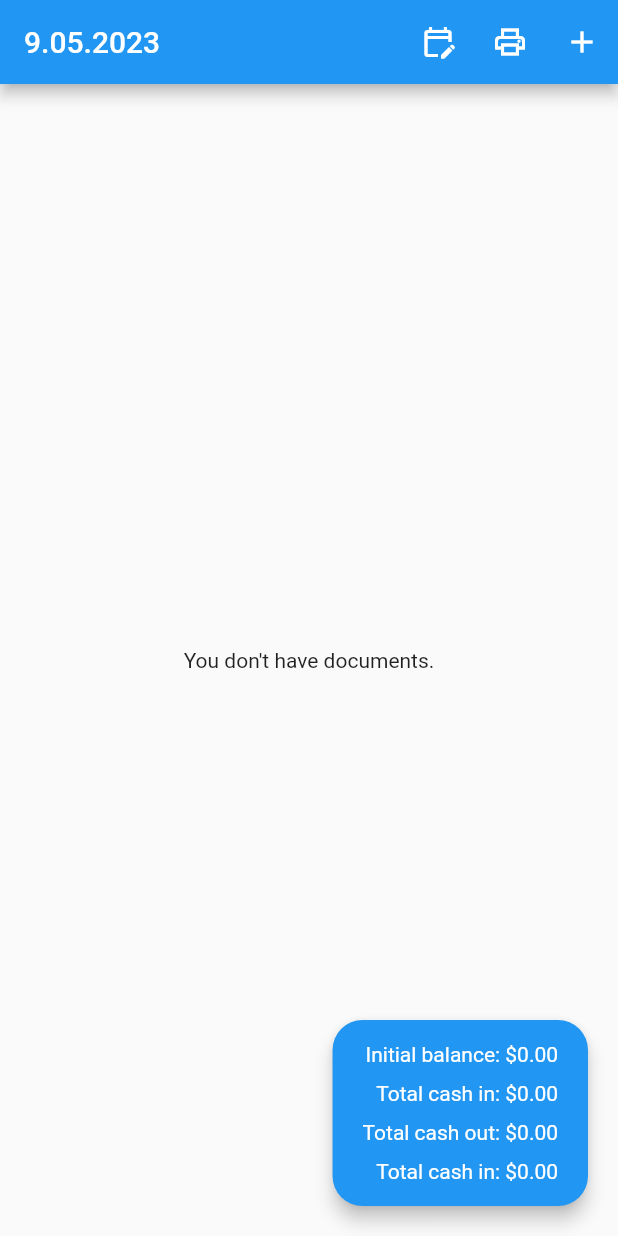
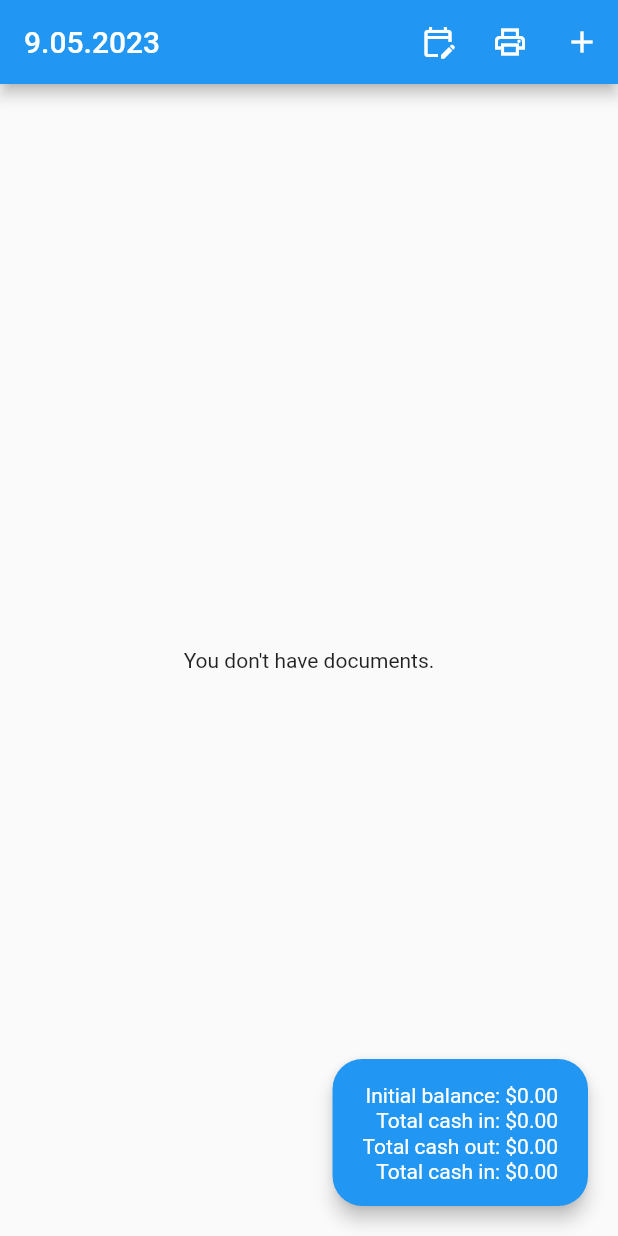
Before and after one commit to stefancrudu/CashLog, a Flutter app: the screen it shows after launch, on a phone screen of 412 x 824 dp. Run offline on Flutter 3.47's test engine with Material 2 defaults, Android fonts, the phone set to English and light mode, and no system bars; our stand-ins replace flutter_riverpod, riverpod, sqflite; accounts and stored records are empty; generated files the repository leaves out were written again.

Commit message:
Added constants

```diff
--- /dev/null
+++ b/lib/assets/constants/kdate.dart
@@ -0,0 +1,4 @@
+class KDate {
+  static final DateTime firstDate = DateTime(2000);
+  static final DateTime lastDate = DateTime.now();
+}
--- /dev/null
+++ b/lib/assets/constants/kicon.dart
@@ -0,0 +1,9 @@
+import 'package:flutter/material.dart';
+
+class KIcon {
+  static const datePickerIcon = Icon(Icons.edit_calendar_outlined);
+  static const printIcon = Icon(Icons.print_outlined);
+  static const addIcon = Icon(Icons.add);
+  static const saveIcon = Icon(Icons.save);
+  static const deleteIcon = Icon(Icons.delete_outlined);
+}
--- /dev/null
+++ b/lib/assets/constants/kposition.dart
@@ -0,0 +1,4 @@
+class KPosition {
+  static const double balanceWidgetRightPozition = 0;
+  static const double balanceWidgetBottomPozition = 0;
+}
--- /dev/null
+++ b/lib/assets/constants/ksize.dart
@@ -0,0 +1,13 @@
+class KSize {
+  /// Margins are based roughly on a 4x4 grid.
+  static const double marginMinimum = 1;
+  static const double marginQuarter = 5;
+  static const double marginHalf = 10;
+  static const double marginThreeQuarters = 15;
+  static const double marginMaximum = 20;
+
+  static const double cornerRadius = 20;
+
+  static const double elevationCardDocumentRow = 2;
+  static const double elevationBalanceWidget = 5;
+}
--- a/lib/main.dart
+++ b/lib/main.dart
@@ -30,7 +30,6 @@ class App extends StatelessWidget {
             return locale;
           }
         }
-
         return L10n.defaultLanguage;
       },
     );
--- a/lib/screens/home/components/balance_row.dart
+++ b/lib/screens/home/components/balance_row.dart
@@ -1,3 +1,4 @@
+import 'package:cash_log/assets/constants/ksize.dart';
 import 'package:flutter/material.dart';
 
 class BalanceRow extends StatelessWidget {
@@ -7,9 +8,14 @@ class BalanceRow extends StatelessWidget {
 
   @override
   Widget build(BuildContext context) {
-    return Text(
-      content,
-      style: const TextStyle(color: Colors.white),
+    return Container(
+      margin: const EdgeInsets.only(top: KSize.marginMinimum),
+      child: Text(
+        content,
+        style: Theme.of(context).textTheme.bodyMedium!.copyWith(
+              color: Theme.of(context).colorScheme.onPrimary,
+            ),
+      ),
     );
   }
 }
--- a/lib/screens/home/components/balance_widget.dart
+++ b/lib/screens/home/components/balance_widget.dart
@@ -1,3 +1,5 @@
+import 'package:cash_log/assets/constants/kposition.dart';
+import 'package:cash_log/assets/constants/ksize.dart';
 import 'package:cash_log/models/balance.dart';
 import 'package:cash_log/screens/home/components/balance_row.dart';
 
@@ -16,17 +18,22 @@ class BalanceWidget extends StatelessWidget {
   @override
   Widget build(BuildContext context) {
     return Positioned(
-      bottom: 0,
-      right: 0,
+      bottom: KPosition.balanceWidgetBottomPozition,
+      right: KPosition.balanceWidgetRightPozition,
       child: Card(
-        margin: const EdgeInsets.all(20.0),
+        margin: const EdgeInsets.all(KSize.marginMaximum),
         color: Theme.of(context).colorScheme.primary,
-        elevation: 5,
+        elevation: KSize.elevationBalanceWidget,
         shape: RoundedRectangleBorder(
-          borderRadius: BorderRadius.circular(20),
+          borderRadius: BorderRadius.circular(
+            KSize.cornerRadius,
+          ),
         ),
         child: Padding(
-          padding: const EdgeInsets.symmetric(vertical: 15, horizontal: 20),
+          padding: const EdgeInsets.symmetric(
+            vertical: KSize.marginThreeQuarters,
+            horizontal: KSize.marginMaximum,
+          ),
           child: Column(
             crossAxisAlignment: CrossAxisAlignment.end,
             children: [
@@ -34,22 +41,13 @@ class BalanceWidget extends StatelessWidget {
                 content: AppLocalizations.of(context)!
                     .initialBalance(balance.initialBalance),
               ),
-              const SizedBox(
-                height: 10,
-              ),
               BalanceRow(
                 content: AppLocalizations.of(context)!
                     .totalCashInBalance(balance.totalCashIn),
               ),
-              const SizedBox(
-                height: 10,
-              ),
               BalanceRow(
                 content: AppLocalizations.of(context)!
                     .totalCashOutBalance(balance.totalCashOut),
-              ),
-              const SizedBox(
-                height: 10,
               ),
               BalanceRow(
                 content: AppLocalizations.of(context)!
--- a/lib/screens/home/home_screen.dart
+++ b/lib/screens/home/home_screen.dart
@@ -1,3 +1,5 @@
+import 'package:cash_log/assets/constants/kdate.dart';
+import 'package:cash_log/assets/constants/kicon.dart';
 import 'package:cash_log/models/document.dart';
 import 'package:cash_log/providers/documents_provider.dart';
 import 'package:cash_log/extensions/formated_date.dart';
@@ -40,8 +42,8 @@ class _HomeScreenState extends ConsumerState<HomeScreen> {
     showDatePicker(
       context: context,
       initialDate: _filterDate,
-      firstDate: DateTime(2000),
-      lastDate: DateTime.now(),
+      firstDate: KDate.firstDate,
+      lastDate: KDate.lastDate,
     ).then((pickedDate) {
       setState(() {
         _filterDate = pickedDate ?? _filterDate;
@@ -61,15 +63,15 @@ class _HomeScreenState extends ConsumerState<HomeScreen> {
       actions: [
         IconButton(
           onPressed: selectDate,
-          icon: const Icon(Icons.edit_calendar_outlined),
+          icon: KIcon.datePickerIcon,
         ),
         IconButton(
           onPressed: () {},
-          icon: const Icon(Icons.print_outlined),
+          icon: KIcon.printIcon,
         ),
         IconButton(
           onPressed: () => navigateToForm(dateTime: _filterDate),
-          icon: const Icon(Icons.add),
+          icon: KIcon.addIcon,
         ),
       ],
     );
@@ -91,13 +93,13 @@ class _HomeScreenState extends ConsumerState<HomeScreen> {
           documents.list.isNotEmpty
               ? listView
               : Center(
-                    child:
-                        Text(AppLocalizations.of(context)!.noDocumentsMessage),
+                  child: Text(AppLocalizations.of(context)!.noDocumentsMessage),
                 ),
           BalanceWidget(
             balance: documents.balance,
           ),
         ],
-        ));
+      ),
+    );
   }
 }
```
Also changed, not shown: lib/screens/form/components/date_picker_form_field.dart (+5 -6 lines), lib/screens/form/form_screen.dart (+12 -5 lines), lib/screens/home/components/document_row.dart (+15 -10 lines). Lines whose indentation alone changed are shown as unchanged.
